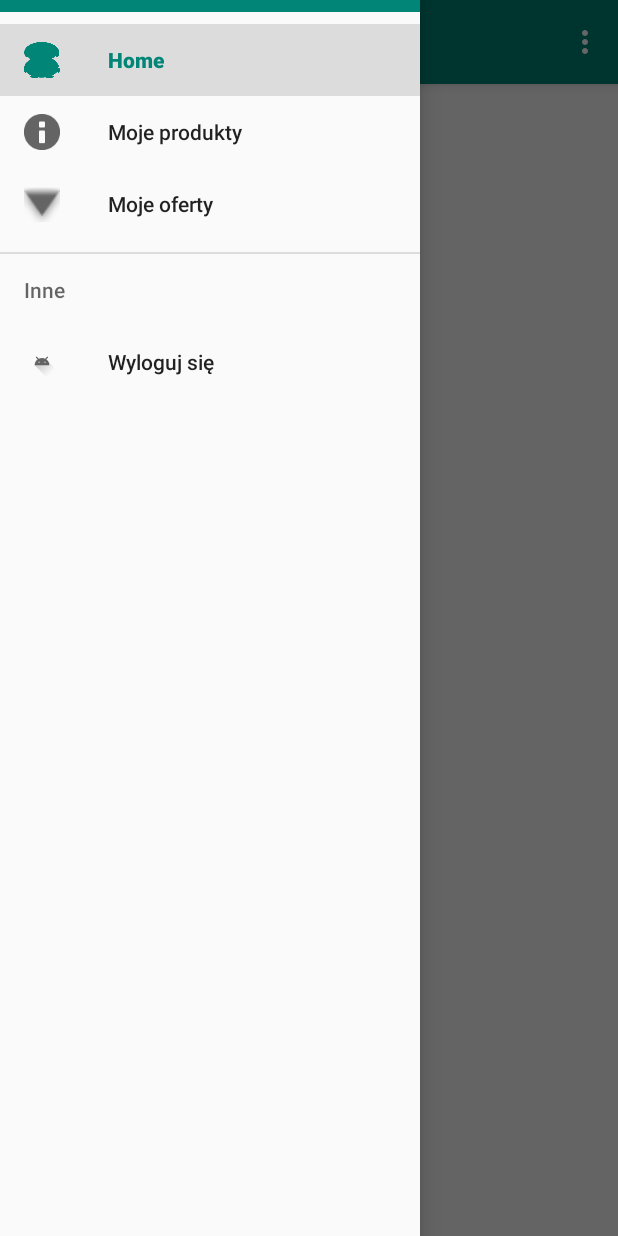
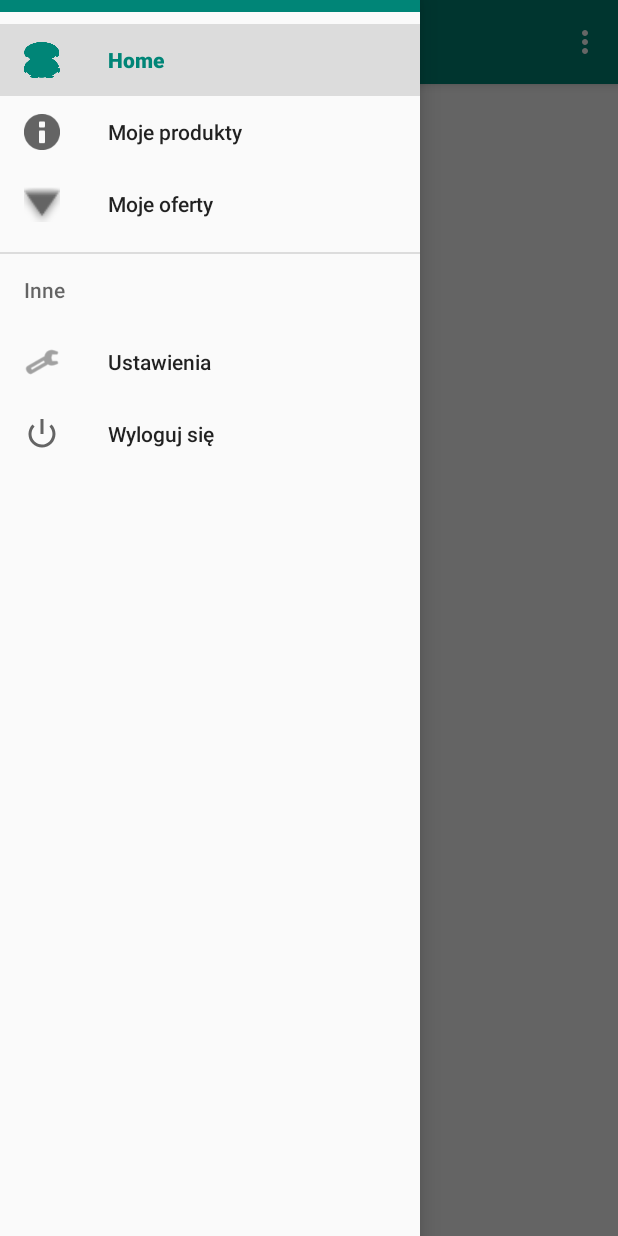
Before and after one commit to Krzywyyy/BarterMobile, an Android app: the MainActivity screen opened directly, with no data from a screen before it, with the side drawer open, on a phone screen of 412 x 824 dp. Run offline under Robolectric (Android 15) with nearby library versions, the phone set to English and light mode, and no system bars; our stand-ins replace navigation-ui; libraries missing offline, so code that uses them is left out: com.auth0.android; 4 statements that could not run were skipped.

Commit message:
sign out button from drawer layout and moved settings to drawer

```diff
--- a/app/src/main/java/pl/krzywyyy/barter/ui/authentication/LoginFragment.java
+++ b/app/src/main/java/pl/krzywyyy/barter/ui/authentication/LoginFragment.java
@@ -1,5 +1,4 @@
 package pl.krzywyyy.barter.ui.authentication;
-
 
 import android.os.Bundle;
 import android.view.LayoutInflater;
@@ -20,8 +19,8 @@ import javax.inject.Inject;
 import pl.krzywyyy.barter.MyApplication;
 import pl.krzywyyy.barter.R;
 import pl.krzywyyy.barter.api.UserInterface;
+import pl.krzywyyy.barter.model.domain.User;
 import pl.krzywyyy.barter.ui.main.MainActivity;
-import pl.krzywyyy.barter.model.domain.User;
 import pl.krzywyyy.barter.utils.ActivityChanger;
 import pl.krzywyyy.barter.utils.FragmentReplacer;
 import pl.krzywyyy.barter.utils.SharedPreferencesManager;
--- a/app/src/main/res/layout/activity_main.xml
+++ b/app/src/main/res/layout/activity_main.xml
@@ -19,6 +19,6 @@
         android:layout_height="match_parent"
         android:layout_gravity="start"
         android:fitsSystemWindows="true"
-        app:menu="@menu/activity_main_drawer" />
+        app:menu="@menu/main_drawer_menu" />
 
 </androidx.drawerlayout.widget.DrawerLayout>
--- a/app/src/main/res/layout/fragment_home.xml
+++ b/app/src/main/res/layout/fragment_home.xml
@@ -9,6 +9,6 @@
         android:id="@+id/welcome_home_text"
         android:layout_width="match_parent"
         android:layout_height="match_parent"
-        android:text="@string/hello_blank_fragment" />
+        />
 
 </FrameLayout>
--- a/app/src/main/res/menu/activity_main_drawer.xml
+++ b/app/src/main/res/menu/main_drawer_menu.xml
@@ -19,8 +19,11 @@
     <item android:title="Inne">
         <menu>
             <item
-
-                android:icon="@drawable/ic_launcher_foreground"
+                android:icon="@android:drawable/ic_menu_preferences"
+                android:title="@string/settings" />
+            <item
+                android:id="@+id/sign_out_button"
+                android:icon="@android:drawable/ic_lock_power_off"
                 android:title="@string/sign_out" />
         </menu>
     </item>
--- a/app/src/main/res/values/strings.xml
+++ b/app/src/main/res/values/strings.xml
@@ -22,9 +22,7 @@
     <string name="settings">Ustawienia</string>
     <string name="sign_out">Wyloguj się</string>
     <string name="signed_in_as">Zalogowany jako:</string>
-
-    <!-- TODO: Remove or change this placeholder text -->
-    <string name="hello_blank_fragment">Hello blank fragment</string>
+    <string name="successful_sign_out">Wylogowano pomyślnie</string>
     <string name="my_products">Moje produkty</string>
     <string name="my_offers">Moje oferty</string>
 </resources>
```
Also changed, not shown: app/src/main/java/pl/krzywyyy/barter/ui/main/MainActivity.java (+26 -0 lines).
